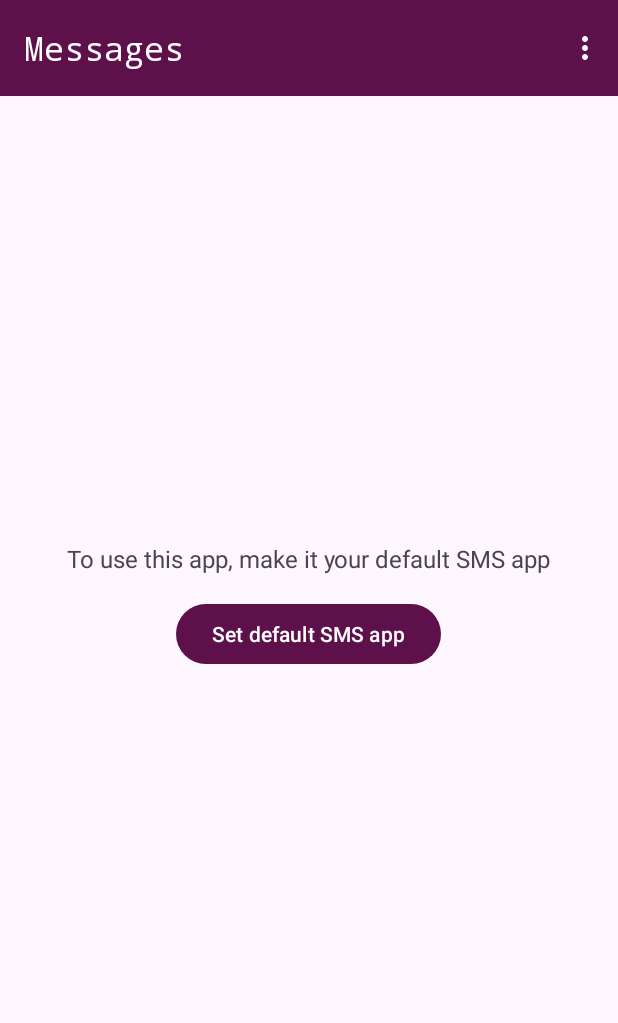
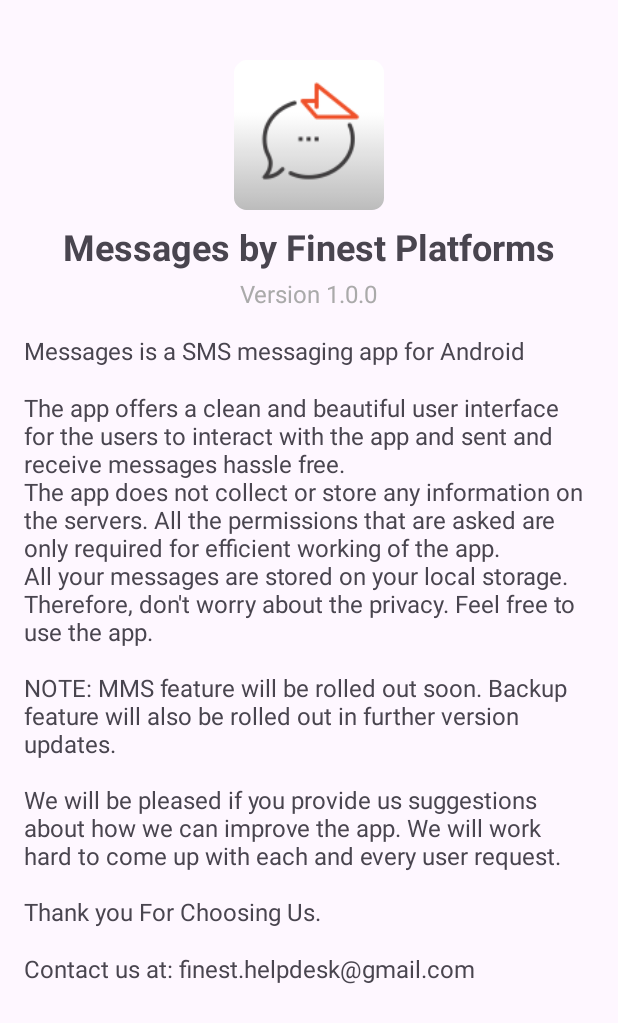
Before and after one commit to ayush-ojha-11/Message_App, an Android app: the screen it shows after launch (MainActivity before the commit, AboutActivity after it), in the options menu, after a tap on "About", on a phone screen of 412 x 824 dp. Shown: the top 1023 px of the screen. Run offline under Robolectric (Android 15) with nearby library versions, the phone set to English and light mode, and no system bars.

Commit message:
Added icon Added MenuItem Click Added AboutActivity Added PrivacyPolicy

```diff
--- a/app/src/main/AndroidManifest.xml
+++ b/app/src/main/AndroidManifest.xml
@@ -27,17 +27,25 @@
         android:theme="@style/Theme.MyMessage"
         tools:targetApi="31">
         <activity
+            android:name=".activities.AboutActivity"
+            android:exported="false" />
+        <activity
+            android:name=".activities.PrivacyPolicyActivity"
+            android:exported="false" />
+        <activity
             android:name=".activities.ChatActivity"
             android:exported="false" />
         <activity
             android:name=".activities.ComposeSmsActivity"
-            android:windowSoftInputMode="adjustResize"
-            android:exported="false">
+            android:exported="false"
+            android:windowSoftInputMode="adjustResize">
             <intent-filter>
                 <action android:name="android.intent.action.SEND" />
                 <action android:name="android.intent.action.SENDTO" />
+
                 <category android:name="android.intent.category.DEFAULT" />
                 <category android:name="android.intent.category.BROWSABLE" />
+
                 <data android:scheme="sms" />
                 <data android:scheme="smsto" />
                 <data android:scheme="mms" />
--- /dev/null
+++ b/app/src/main/java/com/as/mymessage/activities/AboutActivity.java
@@ -0,0 +1,16 @@
+package com.as.mymessage.activities;
+
+import androidx.appcompat.app.AppCompatActivity;
+
+import android.os.Bundle;
+
+import com.as.mymessage.R;
+
+public class AboutActivity extends AppCompatActivity {
+
+    @Override
+    protected void onCreate(Bundle savedInstanceState) {
+        super.onCreate(savedInstanceState);
+        setContentView(R.layout.activity_about);
+    }
+}
--- a/app/src/main/java/com/as/mymessage/activities/MainActivity.java
+++ b/app/src/main/java/com/as/mymessage/activities/MainActivity.java
@@ -10,6 +10,7 @@ import android.content.Intent;
 import android.content.IntentFilter;
 import android.content.res.Configuration;
 import android.graphics.Color;
+import android.net.Uri;
 import android.os.Build;
 import android.os.Bundle;
 import android.provider.Telephony;
@@ -136,6 +137,21 @@ public class MainActivity extends AppCompatActivity implements RecyclerClickInte
         toolbar.setOnMenuItemClickListener(new Toolbar.OnMenuItemClickListener() {
             @Override
             public boolean onMenuItemClick(MenuItem item) {
+
+                if(item.getItemId() == R.id.menu_privacy){
+                    Intent intent = new Intent(Intent.ACTION_VIEW, Uri.parse(getString(R.string.privacy_policy_url)));
+                    startActivity(intent);
+                }
+
+                if(item.getItemId() == R.id.menu_about){
+                    startActivity(new Intent(MainActivity.this, AboutActivity.class));
+
+                }
+
+                if(item.getItemId() == R.id.menu_more){
+                    Intent intent = new Intent(Intent.ACTION_VIEW,Uri.parse(getString(R.string.play_store_url)));
+                    startActivity(intent);
+                }
                 return true;
             }
         });
--- /dev/null
+++ b/app/src/main/res/layout/activity_about.xml
@@ -0,0 +1,69 @@
+<?xml version="1.0" encoding="utf-8"?>
+
+
+<ScrollView
+    xmlns:android="http://schemas.android.com/apk/res/android"
+    xmlns:app="http://schemas.android.com/apk/res-auto"
+    xmlns:tools="http://schemas.android.com/tools"
+    android:layout_width="match_parent"
+    android:layout_height="match_parent"
+    android:padding="16dp">
+
+    <LinearLayout
+        android:layout_width="match_parent"
+        android:layout_height="wrap_content"
+        android:orientation="vertical">
+
+        <!-- App Icon and Name -->
+        <ImageView
+            android:layout_width="100dp"
+            android:layout_height="100dp"
+            android:src="@mipmap/ic_launcher"
+            android:layout_gravity="center_horizontal"
+            android:layout_marginTop="24dp"/>
+
+        <TextView
+            android:layout_width="wrap_content"
+            android:layout_height="wrap_content"
+            android:text="@string/app_name"
+            android:textSize="24sp"
+            android:textStyle="bold"
+            android:layout_gravity="center_horizontal"
+            android:layout_marginTop="8dp"/>
+
+        <!-- App Version -->
+        <TextView
+            android:layout_width="wrap_content"
+            android:layout_height="wrap_content"
+            android:text="Version 1.0.0"
+            android:textSize="16sp"
+            android:textColor="@android:color/darker_gray"
+            android:layout_gravity="center_horizontal"
+            android:layout_marginTop="4dp"/>
+
+        <!-- App Description -->
+        <TextView
+            android:layout_width="wrap_content"
+            android:layout_height="wrap_content"
+            android:text="Messages is a SMS messaging app for Android"
+            android:textSize="16sp"
+            android:layout_marginTop="16dp"/>
+
+        <!-- Additional Information (Optional) -->
+        <TextView
+            android:layout_width="wrap_content"
+            android:layout_height="wrap_content"
+            android:text="@string/about_description"
+            android:textSize="16sp"
+            android:layout_marginTop="16dp"/>
+
+        <!-- Contact Information (Optional) -->
+        <TextView
+            android:layout_width="wrap_content"
+            android:layout_height="wrap_content"
+            android:text="Contact us at: finest.helpdesk@gmail.com"
+            android:textSize="16sp"
+            android:layout_marginTop="16dp"/>
+
+    </LinearLayout>
+</ScrollView>
--- a/app/src/main/res/layout/activity_main.xml
+++ b/app/src/main/res/layout/activity_main.xml
@@ -20,7 +20,7 @@
             android:layout_width="wrap_content"
             android:layout_height="wrap_content"
             android:textSize="22sp"
-            android:text="@string/app_name"
+            android:text="Messages"
             android:textColor="@color/white"
             android:fontFamily="monospace"/>
 
--- a/app/src/main/res/menu/menu.xml
+++ b/app/src/main/res/menu/menu.xml
@@ -11,18 +11,12 @@
 
 
     <item
-        android:id="@+id/menu_rate"
-        android:title="Rate us"
+        android:id="@+id/menu_privacy"
+        android:title="Privacy Policy"
         app:showAsAction="never"/>
 
     <item
-        android:id="@+id/menu_backup"
-        android:title="Backup (Beta)"
-        app:showAsAction="never"/>
-
-
-    <item
-        android:id="@+id/menu_privacy"
-        android:title="Privacy Policy"
+        android:id="@+id/menu_more"
+        android:title="Check out our work"
         app:showAsAction="never"/>
 </menu>
--- a/app/src/main/res/values/strings.xml
+++ b/app/src/main/res/values/strings.xml
@@ -1,5 +1,8 @@
 <resources>
-    <string name="app_name">Messages</string>
+    <string name="app_name">Messages by Finest Platforms</string>
     <string name="snackbar_msg">No messages yet! You will be notified when you receive one.</string>
     <string name="phoneRegularExp">^(\\+\\d{1,2}\\s?)?1?\\-?\\.?\\s?\\(?\\d{3}\\)?[\\s.-]?\\d{3}[\\s.-]?\\d{4}$</string>
+    <string name="privacy_policy_url">https://doc-hosting.flycricket.io/messages-by-finest-platforms/8722cfa8-01da-45bd-99ee-26e602c1d509/privacy</string>
+    <string name="about_description">The app offers a clean and beautiful user interface for the users to interact with the app and sent and receive messages hassle free. \nThe app does not collect or store any information on the servers. All the permissions that are asked are only required for efficient working of the app.\nAll your messages are stored on your local storage. Therefore, don\'t worry about the privacy. Feel free to use the app.\n\nNOTE: MMS feature will be rolled out soon. Backup feature will also be rolled out in further version updates.\n\nWe will be pleased if you provide us suggestions about how we can improve the app. We will work hard to come up with each and every user request. \n\nThank you For Choosing Us.</string>
+    <string name="play_store_url">https://play.google.com/store/apps/dev?id=6159183326535855658</string>
 </resources>
```
